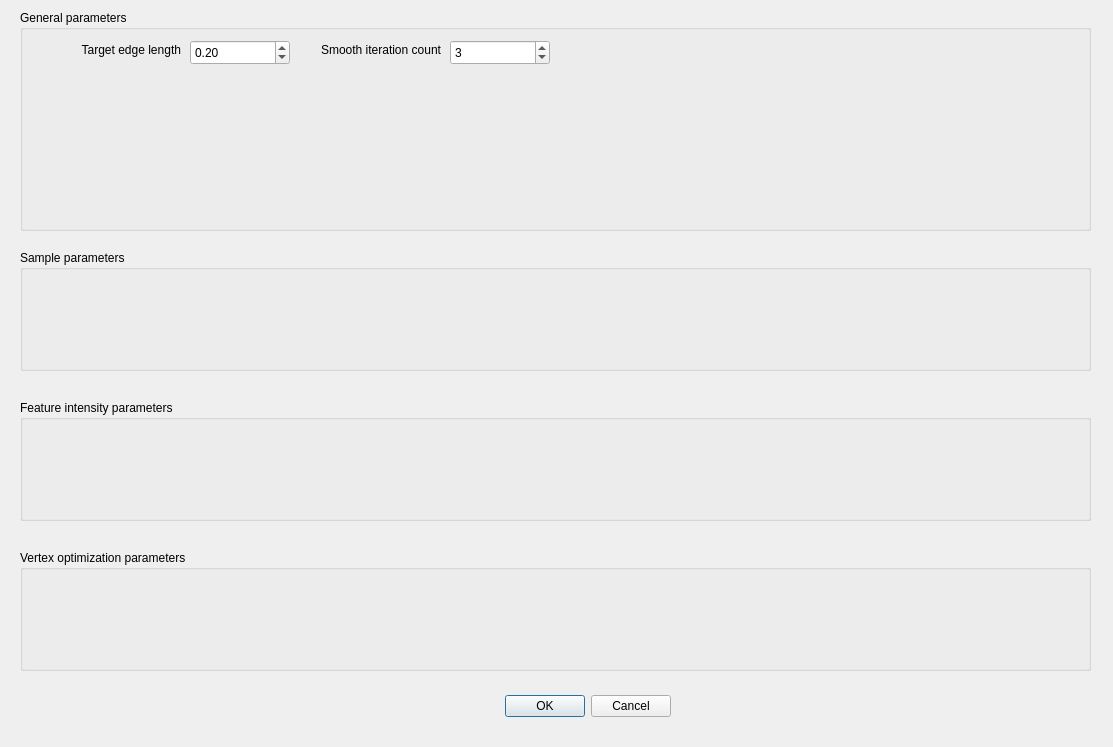
The window that src/Isotropic_parameters.ui (KaimoHu/2019_CGALRemeshing) describes before a commit, drawn with Qt 5.
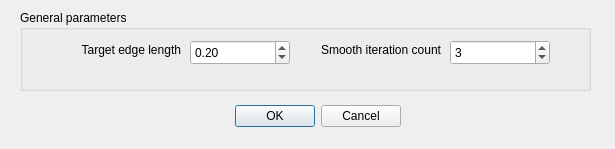
The same window after the commit.

What changed in the file:
```diff
--- a/src/Isotropic_parameters.ui
+++ b/src/Isotropic_parameters.ui
@@ -6,8 +6,8 @@
    <rect>
     <x>0</x>
     <y>0</y>
-    <width>1113</width>
-    <height>747</height>
+    <width>615</width>
+    <height>149</height>
    </rect>
   </property>
   <property name="windowTitle">
@@ -16,8 +16,8 @@
   <widget class="QDialogButtonBox" name="buttonBox">
    <property name="geometry">
     <rect>
-     <x>430</x>
-     <y>690</y>
+     <x>160</x>
+     <y>100</y>
      <width>241</width>
      <height>32</height>
     </rect>
@@ -34,8 +34,8 @@
     <rect>
      <x>20</x>
      <y>10</y>
-     <width>1071</width>
-     <height>221</height>
+     <width>571</width>
+     <height>81</height>
     </rect>
    </property>
    <property name="title">
@@ -118,45 +118,6 @@
     </property>
    </widget>
   </widget>
-  <widget class="QGroupBox" name="groupBox_2">
-   <property name="geometry">
-    <rect>
-     <x>20</x>
-     <y>250</y>
-     <width>1071</width>
-     <height>121</height>
-    </rect>
-   </property>
-   <property name="title">
-    <string>Sample parameters</string>
-   </property>
-  </widget>
-  <widget class="QGroupBox" name="groupBox_3">
-   <property name="geometry">
-    <rect>
-     <x>20</x>
-     <y>400</y>
-     <width>1071</width>
-     <height>121</height>
-    </rect>
-   </property>
-   <property name="title">
-    <string>Feature intensity parameters</string>
-   </property>
-  </widget>
-  <widget class="QGroupBox" name="groupBox_4">
-   <property name="geometry">
-    <rect>
-     <x>20</x>
-     <y>550</y>
-     <width>1071</width>
-     <height>121</height>
-    </rect>
-   </property>
-   <property name="title">
-    <string>Vertex optimization parameters</string>
-   </property>
-  </widget>
  </widget>
  <resources/>
  <connections>
```
